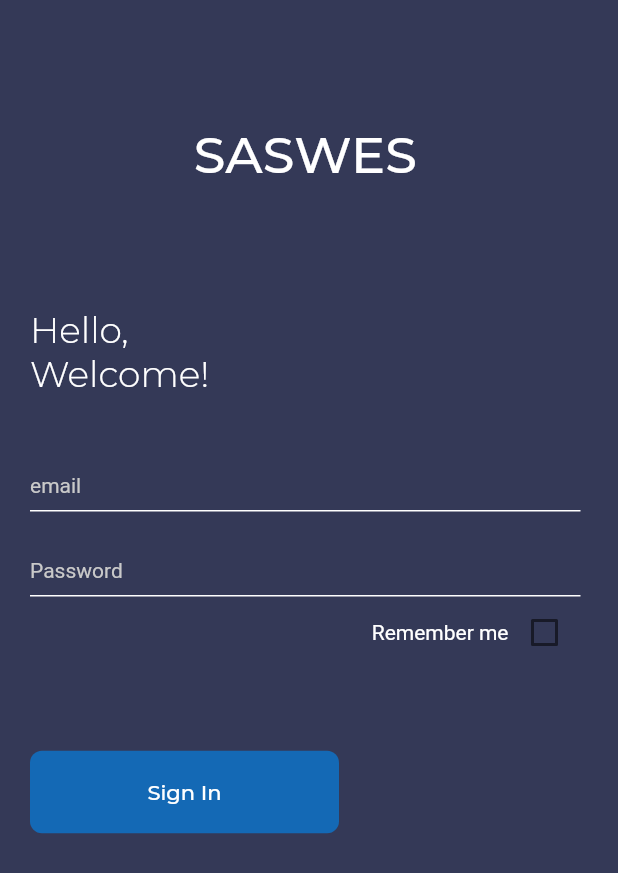
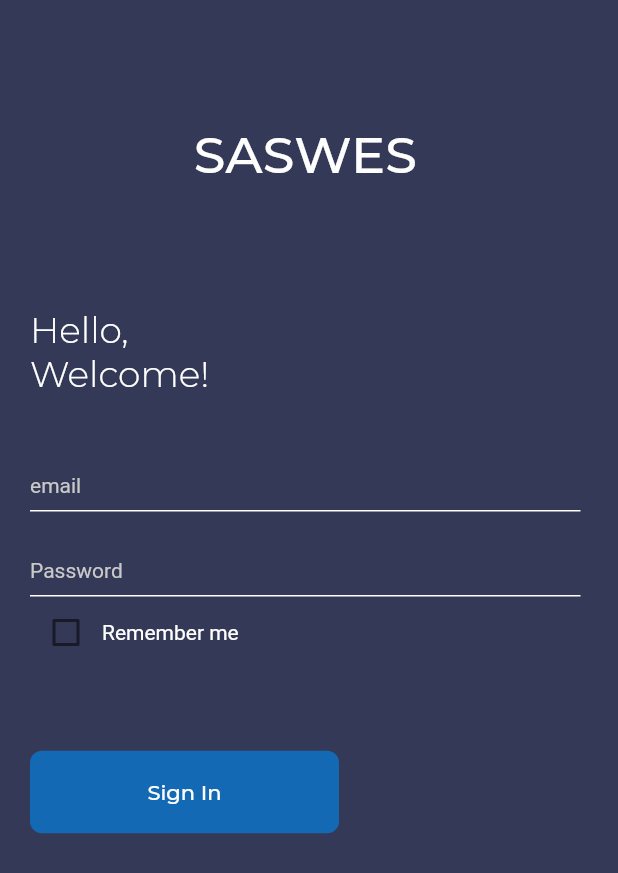
Before and after one commit to UsamaAkbar123/qr_scanner, a Flutter app: the screen it shows after launch, on a phone screen of 412 x 824 dp. Shown: the top 873 px of the screen. Run offline on Flutter 3.47's test engine with Material 2 defaults, Android fonts, the phone set to English and light mode, and no system bars; our stand-ins replace animated_text_kit, flutter_tts, get, google_fonts, shared_preferences; missing offline and left inert: qr_code_scanner.

Commit message:
Some minor changes change location of remmerber me text and checkbox

```diff
--- a/lib/Screens/signin_screen.dart
+++ b/lib/Screens/signin_screen.dart
@@ -78,19 +78,21 @@
                   txtController: passwordController,
                 ),
                 Row(
-                  mainAxisAlignment: MainAxisAlignment.end,
+                  mainAxisAlignment: MainAxisAlignment.start,
                   children: [
-                    const Text(
-                      'Remember me',
-                      style: TextStyle(color: Colors.white),
-                    ),
                     Checkbox(
+                      focusColor: Colors.green,
+                      activeColor: Colors.amber,
                       value: isRememberMeCheck,
                       onChanged: (change) async {
                         setState(() {
                           isRememberMeCheck = !isRememberMeCheck;
                         });
                       },
+                    ),
+                    const Text(
+                      'Remember me',
+                      style: TextStyle(color: Colors.white),
                     ),
                   ],
                 ),
```
